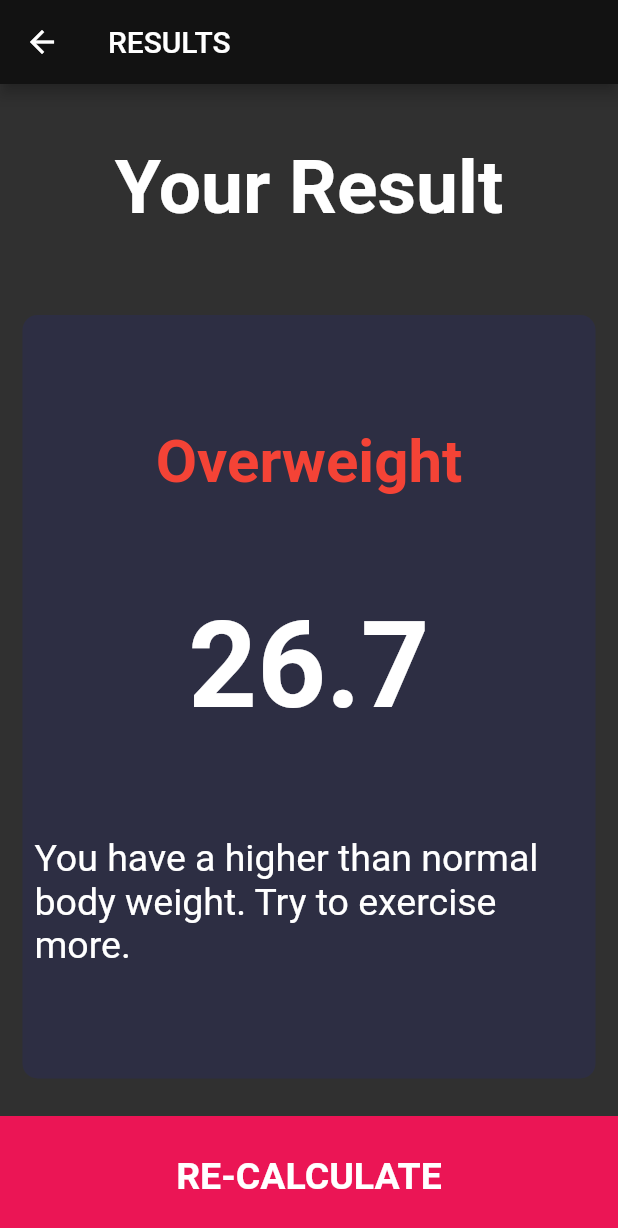
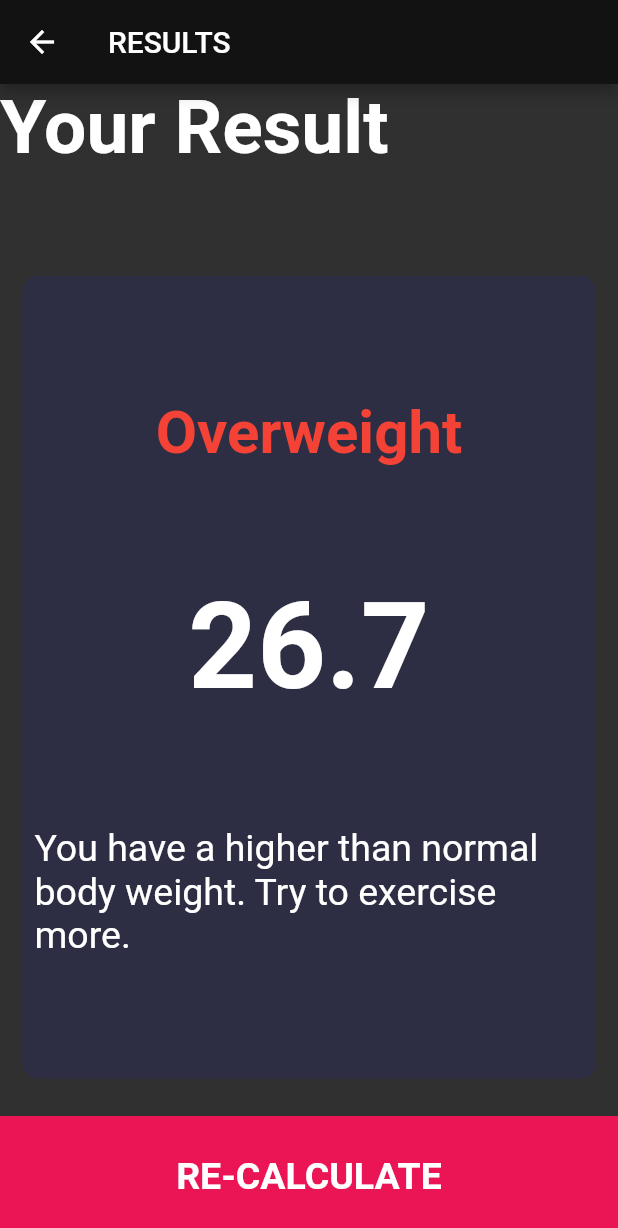
Before and after one commit to ljcpeixoto/bmi_calculator, a Flutter app: the ResultsPage screen opened by its route, on a phone screen of 412 x 824 dp. Shown: the top 1228 px of the screen. Run offline on Flutter 3.47's test engine with Material 2 defaults, Android fonts, the phone set to English and light mode, and no system bars; our stand-ins replace font_awesome_flutter.

Commit message:
Change Padding to stretch+Expanded+flex to adjust height of widgets (solution from class)

```diff
--- a/lib/results_page.dart
+++ b/lib/results_page.dart
@@ -13,16 +13,17 @@ class ResultsPage extends StatelessWidget {
         title: const Text('RESULTS'),
       ),
       body: Column(
-        mainAxisAlignment: MainAxisAlignment.spaceBetween,
+        mainAxisAlignment: MainAxisAlignment.spaceEvenly,
+        crossAxisAlignment: CrossAxisAlignment.stretch,
         children: [
-          const Padding(
-            padding: EdgeInsets.all(40.0),
+          const Expanded(
             child: Text(
               'Your Result',
               style: kPageTitleTextStyle,
             ),
           ),
           Expanded(
+            flex: 5,
             child: ReusableCard(
               colour: kActiveCardColor,
               cardChild: Padding(
```
